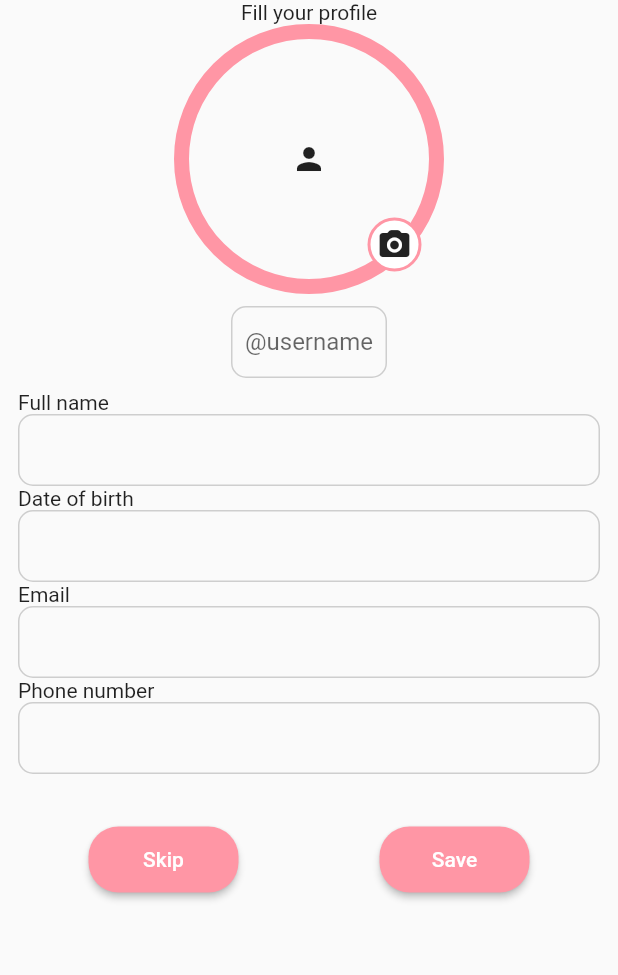
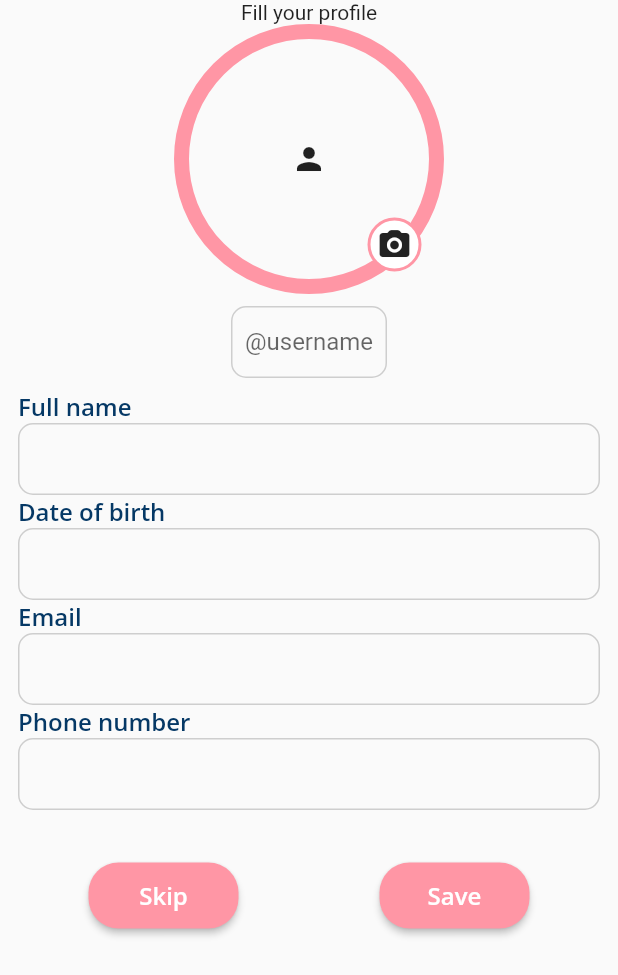
Before and after one commit to VuNA2k2/To-Do-List, a Flutter app: the FillProfileScreen screen opened by its route, on a phone screen of 412 x 824 dp. Shown: the top 975 px of the screen. Run offline on Flutter 3.47's test engine with Material 2 defaults, Android fonts, the phone set to English and light mode, and no system bars; our stand-ins replace auto_route, bloc, flutter_bloc, shared_preferences; accounts and stored records are empty.

Commit message:
[EDIT] add text style

```diff
--- a/lib/utils/text_style_utils.dart
+++ b/lib/utils/text_style_utils.dart
@@ -22,6 +22,8 @@ class TextStyleUtils {
 
   static TextStyle textStyleOpenSans16W300 = textStyleOpenSansW300.copyWith(fontSize: 16);
 
+  static TextStyle textStyleOpenSans16W600 = textStyleOpenSansW600.copyWith(fontSize: 16);
+
   static TextStyle textStyleOpenSans24W700 = textStyleOpenSansW700.copyWith(fontSize: 24);
 
   static TextStyle textStyleOpenSans24W800 = textStyleOpenSansW800.copyWith(fontSize: 24);
@@ -32,5 +34,9 @@ class TextStyleUtils {
 
   static TextStyle textStyleOpenSans16W300Primary = textStyleOpenSans16W300.copyWith(color: ColorUtils.primaryColor);
 
+  static TextStyle textStyleOpenSans16W600Blue05 = textStyleOpenSans16W600.copyWith(color: ColorUtils.blue05);
+
+  static TextStyle textStyleOpenSans16W600White = textStyleOpenSans16W600.copyWith(color: ColorUtils.white);
+
   static TextStyle textStyleOpenSans24W700White = textStyleOpenSans24W700.copyWith(color: ColorUtils.white);
 }
```
